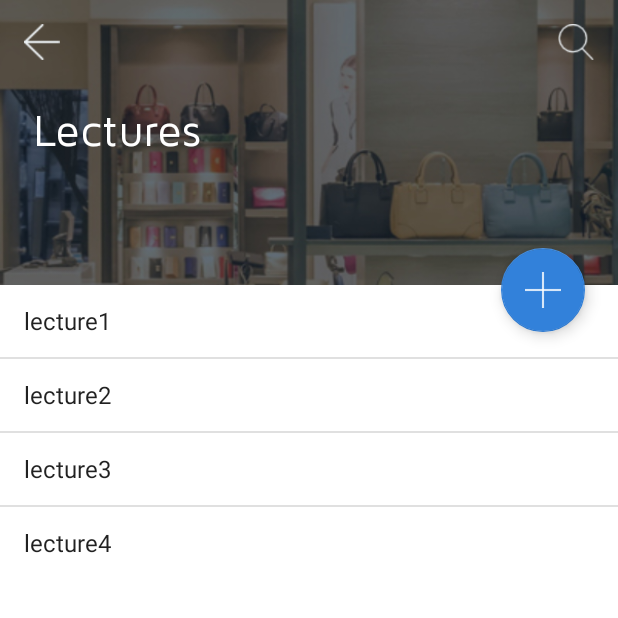
After one commit to SJSU-Fall2018-CS151-6/SpartanApp, an Android app: the LectureSelector screen opened directly, with no data from a screen before it, on a phone screen of 412 x 824 dp, the top half of it. The commit adds this screen. Run offline under Robolectric (Android 15) with nearby library versions, the phone set to English and light mode, and no system bars.

Commit message:
calendar

```diff
--- a/SpartanApp/BronzeApp/app/src/main/java/com/wolfsoft/one/bronzeapp/ListOfAllAppActivity.java
+++ b/SpartanApp/BronzeApp/app/src/main/java/com/wolfsoft/one/bronzeapp/ListOfAllAppActivity.java
@@ -6,6 +6,10 @@ import android.support.v7.app.AppCompatActivity;
 import android.view.View;
 import android.widget.AdapterView;
 import android.widget.ListView;
+
+import com.wolfsoft.one.bronzeapp.calendar.HorizontalCalendarActivity;
+import com.wolfsoft.one.bronzeapp.login.LoginActivity;
+import com.wolfsoft.one.bronzeapp.login.SignUpActivity;
 
 import java.util.ArrayList;
 
--- /dev/null
+++ b/SpartanApp/BronzeApp/app/src/main/java/com/wolfsoft/one/bronzeapp/calendar/LectureSelector.java
@@ -0,0 +1,56 @@
+package com.wolfsoft.one.bronzeapp.calendar;
+
+import android.content.Intent;
+import android.os.Bundle;
+import android.support.design.widget.FloatingActionButton;
+import android.support.design.widget.Snackbar;
+import android.support.v7.app.AppCompatActivity;
+import android.support.v7.widget.Toolbar;
+import android.view.View;
+import android.widget.AdapterView;
+import android.widget.ArrayAdapter;
+import android.widget.ListView;
+import android.widget.Toast;
+
+import com.wolfsoft.one.bronzeapp.R;
+
+import java.util.ArrayList;
+
+public class LectureSelector extends AppCompatActivity {
+
+    @Override
+    protected void onCreate(Bundle savedInstanceState) {
+        super.onCreate(savedInstanceState);
+        setContentView(R.layout.activity_lecture_selector);
+
+        ListView listView = (ListView) findViewById(R.id.listAvailableLectures);
+
+        final ArrayList<String> list = new ArrayList<>();
+        list.add("lecture1");
+        list.add("lecture2");
+        list.add("lecture3");
+        list.add("lecture4");
+
+        ArrayAdapter<String> adapter = new ArrayAdapter<>(this, android.R.layout.simple_list_item_1, list);
+
+        listView.setAdapter(adapter);
+
+        listView.setOnItemClickListener(new AdapterView.OnItemClickListener() {
+            @Override
+            public void onItemClick(AdapterView<?> adapterView, View view, int i, long l) {
+
+                Intent resultIntent = new Intent();
+
+                resultIntent.putExtra("lecture",  list.get(i));
+                setResult(i, resultIntent);
+                finish();
+            }
+        });
+
+    }
+
+    public void goBack(View v){
+        finish();
+    }
+
+}
--- a/SpartanApp/BronzeApp/app/src/main/java/com/wolfsoft/one/bronzeapp/SignUpActivity.java
+++ b/SpartanApp/BronzeApp/app/src/main/java/com/wolfsoft/one/bronzeapp/login/SignUpActivity.java
@@ -1,10 +1,11 @@
-package com.wolfsoft.one.bronzeapp;
+package com.wolfsoft.one.bronzeapp.login;
 
 import android.os.Bundle;
 import android.support.v7.app.AppCompatActivity;
 import android.view.View;
 import android.widget.EditText;
 
+import com.wolfsoft.one.bronzeapp.R;
 import com.wolfsoft.one.bronzeapp.database.DBHandler;
 
 public class SignUpActivity extends AppCompatActivity {
--- /dev/null
+++ b/SpartanApp/BronzeApp/app/src/main/res/layout/activity_lecture_selector.xml
@@ -0,0 +1,99 @@
+<?xml version="1.0" encoding="utf-8"?>
+<LinearLayout xmlns:android="http://schemas.android.com/apk/res/android"
+    android:layout_width="match_parent"
+    android:layout_height="match_parent"
+    android:orientation="vertical"
+    android:background="@color/white">
+
+
+    <FrameLayout
+        android:layout_width="match_parent"
+        android:layout_height="match_parent">
+
+
+
+        <ImageView
+            android:layout_width="match_parent"
+            android:layout_height="195dp"
+            android:src="@drawable/shop"
+            android:scaleType="fitXY"
+            />
+
+
+
+        <android.support.design.widget.FloatingActionButton
+            android:id="@+id/fab"
+            android:layout_width="wrap_content"
+            android:layout_height="wrap_content"
+            android:layout_marginTop="165dp"
+            android:src="@drawable/add"
+            android:layout_gravity="right"
+            android:layout_marginRight="22dp"
+
+
+            />
+
+
+
+        <LinearLayout
+            android:layout_width="match_parent"
+            android:layout_height="wrap_content"
+            android:orientation="vertical">
+
+
+            <LinearLayout
+                android:layout_width="match_parent"
+                android:layout_height="wrap_content"
+                android:orientation="horizontal"
+                android:padding="16dp">
+
+
+
+                <ImageView
+                    android:onClick="goBack"
+                    android:layout_width="24dp"
+                    android:layout_height="24dp"
+                    android:src="@drawable/back"/>
+
+                <LinearLayout
+                    android:layout_width="0dp"
+                    android:layout_weight="1"
+                    android:layout_gravity="right"
+                    android:gravity="right"
+                    android:layout_height="wrap_content"
+                    android:orientation="horizontal">
+
+                    <ImageView
+                        android:layout_width="24dp"
+                        android:layout_height="24dp"
+                        android:src="@drawable/search"/>
+
+                </LinearLayout>
+
+            </LinearLayout>
+
+            <customfonts.MyTextView
+                android:layout_width="match_parent"
+                android:layout_height="wrap_content"
+                android:text="Lectures"
+                android:textColor="@color/white"
+                android:textSize="30dp"
+                android:layout_marginTop="12dp"
+                android:layout_marginLeft="22dp"/>
+
+
+        </LinearLayout>
+
+
+        <ListView
+            android:id="@+id/listAvailableLectures"
+            android:layout_width="match_parent"
+            android:layout_height="wrap_content"
+            android:background="@color/white"
+            android:layout_marginTop="190dp"
+            ></ListView>
+
+    </FrameLayout>
+
+
+</LinearLayout>
--- a/SpartanApp/BronzeApp/app/src/main/res/layout/activity_list_of_all_app.xml
+++ b/SpartanApp/BronzeApp/app/src/main/res/layout/activity_list_of_all_app.xml
@@ -6,8 +6,6 @@
     android:orientation="vertical"
     android:background="@color/white"
     >
-
-
 
 
 
--- a/SpartanApp/BronzeApp/app/src/main/res/values/dimens.xml
+++ b/SpartanApp/BronzeApp/app/src/main/res/values/dimens.xml
@@ -6,7 +6,6 @@
     <dimen name="textSize">18dp</dimen>
     <dimen name="smltextSize">12dp</dimen>
     <dimen name="btnLabel">16dp</dimen>
-
 
 
     <dimen name="card_toolbar_btn">40dp</dimen>
@@ -36,6 +35,7 @@
     <!-- BarChartView -->
     <dimen name="bar_spacing">6dp</dimen>
     <dimen name="set_spacing">3dp</dimen>
+    <dimen name="fab_margin">16dp</dimen>
 
 
 </resources>
--- a/SpartanApp/BronzeApp/app/src/main/res/values/strings.xml
+++ b/SpartanApp/BronzeApp/app/src/main/res/values/strings.xml
@@ -53,5 +53,6 @@
     <string name="chart_label">AVERAGE TIME</string>
     <string name="chart_label2">Bicycle Commuting</string>
     <string name="chart_label3">00:15:39</string>
+    <string name="title_activity_lecture_selector">LectureSelector</string>
 
 </resources>
--- a/SpartanApp/BronzeApp/app/src/main/res/values/styles.xml
+++ b/SpartanApp/BronzeApp/app/src/main/res/values/styles.xml
@@ -15,6 +15,7 @@
 
 
     <style name="AppTheme.AppBarOverlay" parent="ThemeOverlay.AppCompat.ActionBar" />
+
     <style name="AppTheme.PopupOverlay" parent="ThemeOverlay.AppCompat.Light" />
 
 
@@ -28,6 +29,4 @@
     </style>
 
 
-
-
 </resources>
```
Also changed, not shown: SpartanApp/BronzeApp/app/src/main/AndroidManifest.xml (+52 -58 lines), SpartanApp/BronzeApp/app/src/main/java/com/wolfsoft/one/bronzeapp/HorizontalCalendarActivity.java (deleted, +0 -13 lines), SpartanApp/BronzeApp/app/src/main/java/com/wolfsoft/one/bronzeapp/calendar/HorizontalCalendarActivity.java (added, +65 -0 lines), SpartanApp/BronzeApp/app/src/main/java/com/wolfsoft/one/bronzeapp/calendar/Lecture.java (added, +11 -0 lines), SpartanApp/BronzeApp/app/src/main/java/com/wolfsoft/one/bronzeapp/calendar/ScheduleListAdapter.java (added, +77 -0 lines), SpartanApp/BronzeApp/app/src/main/java/com/wolfsoft/one/bronzeapp/login/LoginActivity.java (renamed from SpartanApp/BronzeApp/app/src/main/java/com/wolfsoft/one/bronzeapp/LoginActivity.java, +7 -3 lines), SpartanApp/BronzeApp/app/src/main/res/layout/activity_horizontal_calender.xml (+28 -15 lines), SpartanApp/BronzeApp/app/src/main/res/layout/schedule_item.xml (added, +61 -0 lines).
